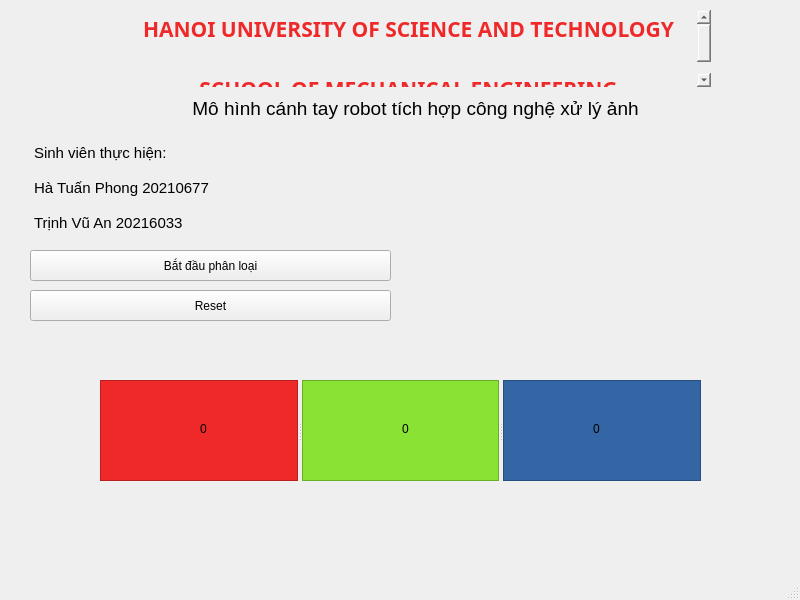
antrinhh/doan, file gui.ui: the form before one commit.
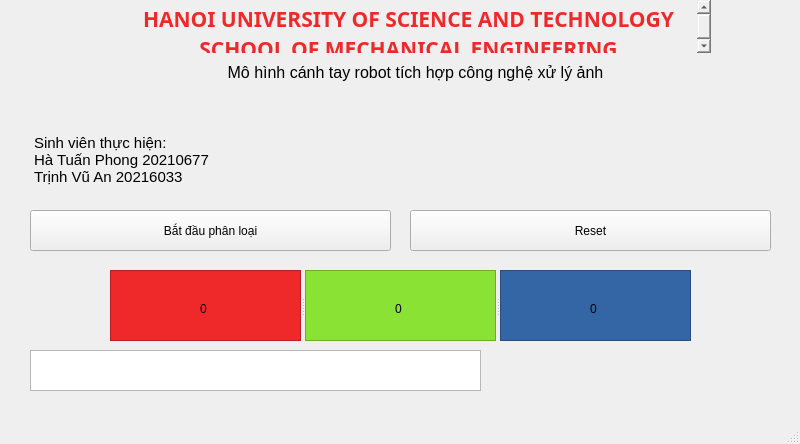
The form after the commit.

```diff
--- a/gui.ui
+++ b/gui.ui
@@ -7,7 +7,7 @@
     <x>0</x>
     <y>0</y>
     <width>800</width>
-    <height>600</height>
+    <height>444</height>
    </rect>
   </property>
   <property name="windowTitle">
@@ -18,9 +18,9 @@
     <property name="geometry">
      <rect>
       <x>30</x>
-      <y>140</y>
+      <y>130</y>
       <width>361</width>
-      <height>101</height>
+      <height>71</height>
      </rect>
     </property>
     <property name="styleSheet">
@@ -33,18 +33,16 @@
 &lt;html&gt;&lt;head&gt;&lt;meta name=&quot;qrichtext&quot; content=&quot;1&quot; /&gt;&lt;style type=&quot;text/css&quot;&gt;
 p, li { white-space: pre-wrap; }
 &lt;/style&gt;&lt;/head&gt;&lt;body style=&quot; font-family:'Ubuntu'; font-size:11pt; font-weight:400; font-style:normal;&quot;&gt;
-&lt;p style=&quot; margin-top:0px; margin-bottom:0px; margin-left:0px; margin-right:0px; -qt-block-indent:0; text-indent:0px;&quot;&gt;Sinh viên thực hiện:&lt;/p&gt;
-&lt;p style=&quot; margin-top:0px; margin-bottom:0px; margin-left:0px; margin-right:0px; -qt-block-indent:0; text-indent:0px;&quot;&gt;&lt;br /&gt;Hà Tuấn Phong 20210677&lt;/p&gt;
-&lt;p style=&quot; margin-top:0px; margin-bottom:0px; margin-left:0px; margin-right:0px; -qt-block-indent:0; text-indent:0px;&quot;&gt;&lt;br /&gt;Trịnh Vũ An 20216033&lt;/p&gt;&lt;/body&gt;&lt;/html&gt;</string>
+&lt;p style=&quot; margin-top:0px; margin-bottom:0px; margin-left:0px; margin-right:0px; -qt-block-indent:0; text-indent:0px;&quot;&gt;Sinh viên thực hiện:&lt;br /&gt;Hà Tuấn Phong 20210677&lt;br /&gt;Trịnh Vũ An 20216033&lt;/p&gt;&lt;/body&gt;&lt;/html&gt;</string>
     </property>
    </widget>
    <widget class="QPushButton" name="pushButton">
     <property name="geometry">
      <rect>
       <x>30</x>
-      <y>250</y>
+      <y>210</y>
       <width>361</width>
-      <height>31</height>
+      <height>41</height>
      </rect>
     </property>
     <property name="text">
@@ -54,10 +52,10 @@
    <widget class="QPushButton" name="pushButton_2">
     <property name="geometry">
      <rect>
-      <x>30</x>
-      <y>290</y>
+      <x>410</x>
+      <y>210</y>
       <width>361</width>
-      <height>31</height>
+      <height>41</height>
      </rect>
     </property>
     <property name="text">
@@ -67,10 +65,10 @@
    <widget class="QSplitter" name="splitter">
     <property name="geometry">
      <rect>
-      <x>100</x>
-      <y>380</y>
-      <width>601</width>
-      <height>101</height>
+      <x>110</x>
+      <y>270</y>
+      <width>581</width>
+      <height>71</height>
      </rect>
     </property>
     <property name="orientation">
@@ -89,9 +87,9 @@
      <widget class="QLabel" name="label">
       <property name="geometry">
        <rect>
-        <x>100</x>
-        <y>40</y>
-        <width>67</width>
+        <x>90</x>
+        <y>30</y>
+        <width>16</width>
         <height>17</height>
        </rect>
       </property>
@@ -113,8 +111,8 @@
      <widget class="QLabel" name="label_2">
       <property name="geometry">
        <rect>
-        <x>100</x>
-        <y>40</y>
+        <x>90</x>
+        <y>30</y>
         <width>16</width>
         <height>17</height>
        </rect>
@@ -138,8 +136,8 @@
       <property name="geometry">
        <rect>
         <x>90</x>
-        <y>40</y>
-        <width>67</width>
+        <y>30</y>
+        <width>16</width>
         <height>17</height>
        </rect>
       </property>
@@ -149,13 +147,13 @@
      </widget>
     </widget>
    </widget>
-   <widget class="QWidget" name="">
+   <widget class="QWidget" name="layoutWidget">
     <property name="geometry">
      <rect>
       <x>120</x>
-      <y>10</y>
+      <y>0</y>
       <width>591</width>
-      <height>161</height>
+      <height>111</height>
      </rect>
     </property>
     <layout class="QVBoxLayout" name="verticalLayout">
@@ -179,7 +177,6 @@
 p, li { white-space: pre-wrap; }
 &lt;/style&gt;&lt;/head&gt;&lt;body style=&quot; font-family:'Ubuntu Mono'; font-size:11pt; font-weight:600; font-style:normal;&quot;&gt;
 &lt;p align=&quot;center&quot; style=&quot; margin-top:0px; margin-bottom:0px; margin-left:0px; margin-right:0px; -qt-block-indent:0; text-indent:0px;&quot;&gt;&lt;span style=&quot; font-size:16pt; color:#ef2929;&quot;&gt;HANOI UNIVERSITY OF SCIENCE AND TECHNOLOGY&lt;/span&gt;&lt;/p&gt;
-&lt;p align=&quot;center&quot; style=&quot;-qt-paragraph-type:empty; margin-top:0px; margin-bottom:0px; margin-left:0px; margin-right:0px; -qt-block-indent:0; text-indent:0px; font-size:16pt; color:#ef2929;&quot;&gt;&lt;br /&gt;&lt;/p&gt;
 &lt;p align=&quot;center&quot; style=&quot; margin-top:0px; margin-bottom:0px; margin-left:0px; margin-right:0px; -qt-block-indent:0; text-indent:0px;&quot;&gt;&lt;span style=&quot; font-size:16pt; color:#ef2929;&quot;&gt;SCHOOL OF MECHANICAL ENGINEERING&lt;/span&gt;&lt;/p&gt;&lt;/body&gt;&lt;/html&gt;</string>
        </property>
       </widget>
@@ -196,12 +193,22 @@
 &lt;html&gt;&lt;head&gt;&lt;meta name=&quot;qrichtext&quot; content=&quot;1&quot; /&gt;&lt;style type=&quot;text/css&quot;&gt;
 p, li { white-space: pre-wrap; }
 &lt;/style&gt;&lt;/head&gt;&lt;body style=&quot; font-family:'Ubuntu'; font-size:11pt; font-weight:400; font-style:normal;&quot;&gt;
-&lt;p align=&quot;center&quot; style=&quot; margin-top:0px; margin-bottom:0px; margin-left:0px; margin-right:0px; -qt-block-indent:0; text-indent:0px;&quot;&gt;&lt;span style=&quot; font-size:14pt;&quot;&gt;Mô hình cánh tay robot tích hợp công nghệ xử lý ảnh&lt;/span&gt;&lt;/p&gt;&lt;/body&gt;&lt;/html&gt;</string>
+&lt;p align=&quot;center&quot; style=&quot; margin-top:0px; margin-bottom:0px; margin-left:0px; margin-right:0px; -qt-block-indent:0; text-indent:0px;&quot;&gt;&lt;span style=&quot; font-size:12pt;&quot;&gt;Mô hình cánh tay robot tích hợp công nghệ xử lý ảnh&lt;/span&gt;&lt;/p&gt;&lt;/body&gt;&lt;/html&gt;</string>
        </property>
       </widget>
      </item>
     </layout>
    </widget>
+   <widget class="QTextEdit" name="textEdit">
+    <property name="geometry">
+     <rect>
+      <x>30</x>
+      <y>350</y>
+      <width>451</width>
+      <height>41</height>
+     </rect>
+    </property>
+   </widget>
   </widget>
   <widget class="QMenuBar" name="menubar">
    <property name="geometry">
```
